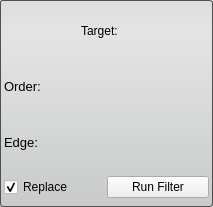
The window that src/Interface/ToolInterface/IntensityCorrectionFilterInterface.ui (SCIInstitute/Seg3D) describes before a commit, drawn with Qt 5.
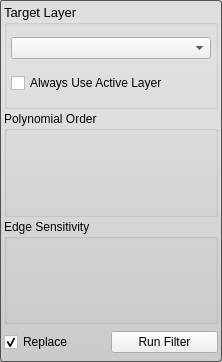
The same window after the commit.

Commit message: adding the first nrrd based filter and cleaning up the UIs of various filters

```diff
--- a/src/Interface/ToolInterface/IntensityCorrectionFilterInterface.ui
+++ b/src/Interface/ToolInterface/IntensityCorrectionFilterInterface.ui
@@ -6,8 +6,8 @@
    <rect>
     <x>0</x>
     <y>0</y>
-    <width>213</width>
-    <height>207</height>
+    <width>222</width>
+    <height>362</height>
    </rect>
   </property>
   <property name="sizePolicy">
@@ -22,12 +22,6 @@
     <height>207</height>
    </size>
   </property>
-  <property name="maximumSize">
-   <size>
-    <width>16777215</width>
-    <height>207</height>
-   </size>
-  </property>
   <property name="windowTitle">
    <string>Form</string>
   </property>
@@ -46,27 +40,32 @@
     <number>4</number>
    </property>
    <item>
-    <layout class="QHBoxLayout" name="activeHLayout" stretch="1">
-     <property name="spacing">
-      <number>0</number>
-     </property>
+    <layout class="QHBoxLayout" name="horizontalLayout_6">
      <item>
-      <widget class="QLabel" name="activeLabel">
-       <property name="sizePolicy">
-        <sizepolicy hsizetype="Fixed" vsizetype="Preferred">
-         <horstretch>0</horstretch>
-         <verstretch>0</verstretch>
-        </sizepolicy>
+      <widget class="QGroupBox" name="target_groupbox_">
+       <property name="font">
+        <font>
+         <pointsize>10</pointsize>
+        </font>
        </property>
-       <property name="minimumSize">
-        <size>
-         <width>50</width>
-         <height>0</height>
-        </size>
+       <property name="title">
+        <string>Target Layer</string>
        </property>
-       <property name="text">
-        <string>Target:</string>
-       </property>
+       <layout class="QVBoxLayout" name="verticalLayout_4">
+        <property name="margin">
+         <number>4</number>
+        </property>
+        <item>
+         <widget class="QComboBox" name="target_layer_"/>
+        </item>
+        <item>
+         <widget class="QCheckBox" name="use_active_layer_">
+          <property name="text">
+           <string>Always Use Active Layer</string>
+          </property>
+         </widget>
+        </item>
+       </layout>
       </widget>
      </item>
     </layout>
@@ -74,15 +73,18 @@
    <item>
     <layout class="QHBoxLayout" name="orderHLayout_top">
      <item>
-      <widget class="QLabel" name="orderLabel">
-       <property name="font">
-        <font>
-         <pointsize>10</pointsize>
-        </font>
+      <widget class="QGroupBox" name="groupBox">
+       <property name="title">
+        <string>Polynomial Order</string>
        </property>
-       <property name="text">
-        <string>Order:</string>
-       </property>
+       <layout class="QHBoxLayout" name="horizontalLayout_2">
+        <property name="margin">
+         <number>4</number>
+        </property>
+        <item>
+         <layout class="QHBoxLayout" name="orderHLayout_bottom"/>
+        </item>
+       </layout>
       </widget>
      </item>
     </layout>
@@ -93,15 +95,18 @@
    <item>
     <layout class="QHBoxLayout" name="edgeHLayout_top">
      <item>
-      <widget class="QLabel" name="edgeLabel">
-       <property name="font">
-        <font>
-         <pointsize>10</pointsize>
-        </font>
+      <widget class="QGroupBox" name="groupBox_2">
+       <property name="title">
+        <string>Edge Sensitivity</string>
        </property>
-       <property name="text">
-        <string>Edge:</string>
-       </property>
+       <layout class="QHBoxLayout" name="horizontalLayout_3">
+        <property name="margin">
+         <number>4</number>
+        </property>
+        <item>
+         <layout class="QHBoxLayout" name="edgeHLayout_bottom"/>
+        </item>
+       </layout>
       </widget>
      </item>
     </layout>
```
Left out of the diff: 6 changed lines with no effect on the pictures. The commit also changes 34 other files.
